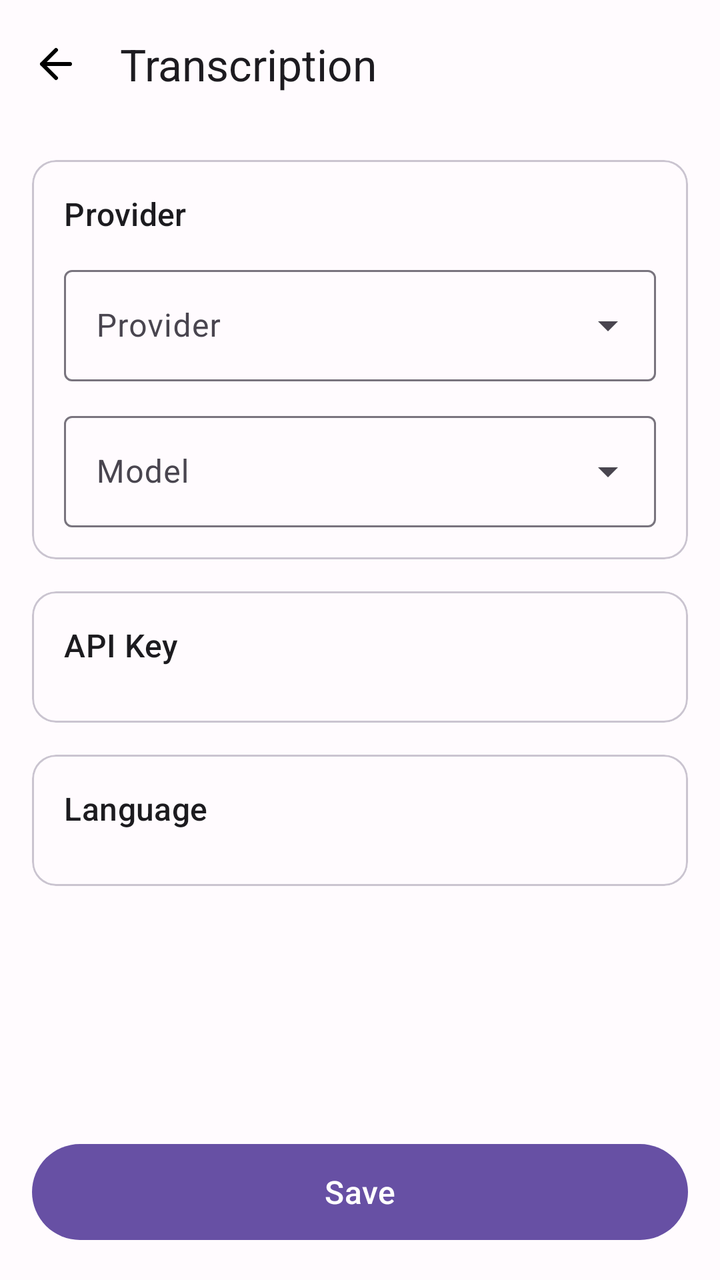
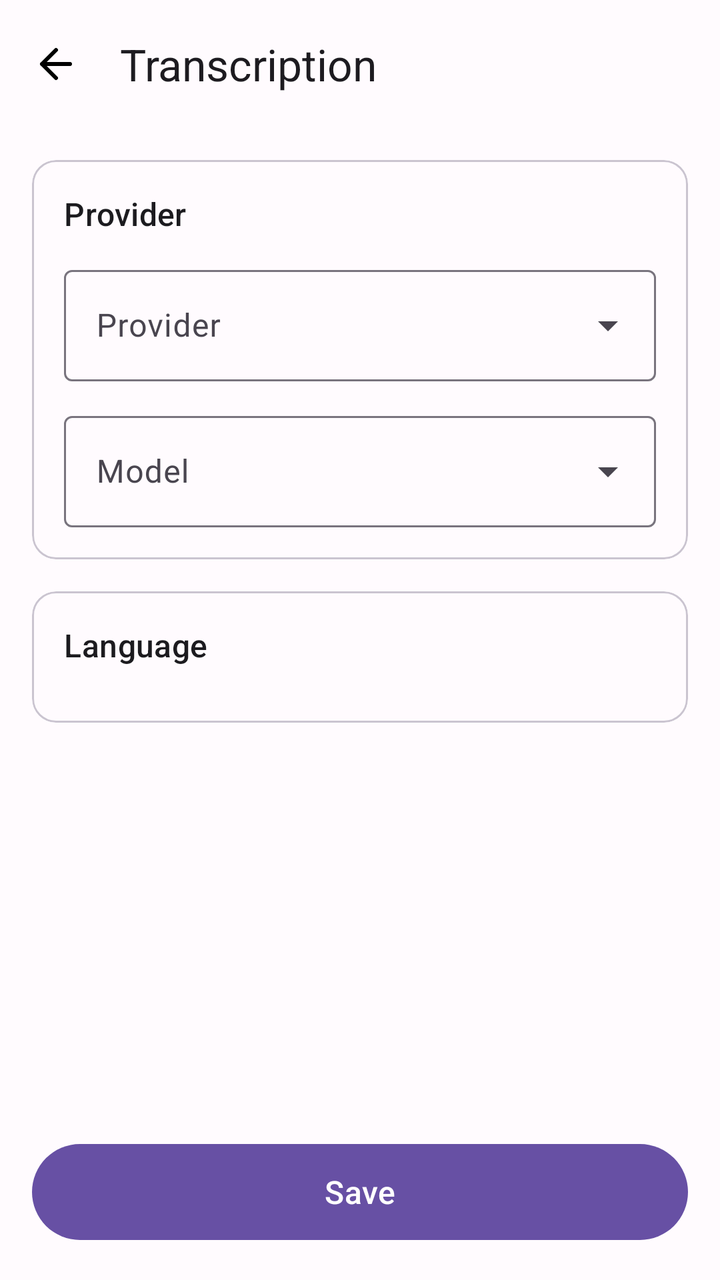

The first picture is an Android layout as it rendered before a commit; the second is the same layout after the commit. The layout source and the unified diff follow.
<!-- AndroidManifest.xml: activity theme Theme.TinyDictation -->
<!-- res/layout/activity_transcription_settings.xml -->
<?xml version="1.0" encoding="utf-8"?>
<androidx.coordinatorlayout.widget.CoordinatorLayout xmlns:android="http://schemas.android.com/apk/res/android"
    xmlns:app="http://schemas.android.com/apk/res-auto"
    xmlns:tools="http://schemas.android.com/tools"
    android:layout_width="match_parent"
    android:layout_height="match_parent"
    android:fitsSystemWindows="true"
    tools:context=".settings.TranscriptionSettingsActivity">

    <com.google.android.material.appbar.AppBarLayout
        android:layout_width="match_parent"
        android:layout_height="wrap_content"
        android:fitsSystemWindows="true">

        <com.google.android.material.appbar.MaterialToolbar
            android:id="@+id/toolbar"
            android:layout_width="match_parent"
            android:layout_height="?attr/actionBarSize"
            app:navigationIcon="@drawable/ic_arrow_back"
            app:title="Transcription" />

    </com.google.android.material.appbar.AppBarLayout>

    <androidx.core.widget.NestedScrollView
        android:layout_width="match_parent"
        android:layout_height="match_parent"
        android:paddingBottom="72dp"
        android:clipToPadding="false"
        app:layout_behavior="@string/appbar_scrolling_view_behavior">

        <LinearLayout
            android:layout_width="match_parent"
            android:layout_height="wrap_content"
            android:orientation="vertical"
            android:padding="16dp">

            
            <com.google.android.material.card.MaterialCardView
                android:layout_width="match_parent"
                android:layout_height="wrap_content"
                android:layout_marginBottom="16dp"
                app:cardBackgroundColor="?attr/colorSurface"
                app:cardElevation="0dp"
                style="@style/Widget.Material3.CardView.Outlined">

                <LinearLayout
                    android:layout_width="match_parent"
                    android:layout_height="wrap_content"
                    android:orientation="vertical"
                    android:padding="16dp">

                    <TextView
                        android:layout_width="wrap_content"
                        android:layout_height="wrap_content"
                        android:layout_marginBottom="12dp"
                        android:text="Provider"
                        android:textAppearance="?attr/textAppearanceTitleMedium"
                        android:textColor="?attr/colorOnSurface" />

                    
                    <com.google.android.material.textfield.TextInputLayout
                        android:id="@+id/tilProvider"
                        android:layout_width="match_parent"
                        android:layout_height="wrap_content"
                        android:hint="Provider"
                        style="@style/Widget.Material3.TextInputLayout.OutlinedBox.ExposedDropdownMenu">

                        <AutoCompleteTextView
                            android:id="@+id/actvProvider"
                            android:layout_width="match_parent"
                            android:layout_height="wrap_content"
                            android:inputType="none" />

                    </com.google.android.material.textfield.TextInputLayout>

                    
                    <com.google.android.material.textfield.TextInputLayout
                        android:id="@+id/tilModel"
                        android:layout_width="match_parent"
                        android:layout_height="wrap_content"
                        android:layout_marginTop="12dp"
                        android:hint="Model"
                        style="@style/Widget.Material3.TextInputLayout.OutlinedBox.ExposedDropdownMenu">

                        <AutoCompleteTextView
                            android:id="@+id/actvModel"
                            android:layout_width="match_parent"
                            android:layout_height="wrap_content"
                            android:inputType="none" />

                    </com.google.android.material.textfield.TextInputLayout>

                </LinearLayout>

            </com.google.android.material.card.MaterialCardView>

            
            <com.google.android.material.card.MaterialCardView
                android:id="@+id/cardApiKeys"
                android:layout_width="match_parent"
                android:layout_height="wrap_content"
                android:layout_marginBottom="16dp"
                app:cardBackgroundColor="?attr/colorSurface"
                app:cardElevation="0dp"
                style="@style/Widget.Material3.CardView.Outlined">

                <LinearLayout
                    android:layout_width="match_parent"
                    android:layout_height="wrap_content"
                    android:orientation="vertical"
                    android:padding="16dp">

                    <TextView
                        android:layout_width="wrap_content"
                        android:layout_height="wrap_content"
                        android:layout_marginBottom="12dp"
                        android:text="API Key"
                        android:textAppearance="?attr/textAppearanceTitleMedium"
                        android:textColor="?attr/colorOnSurface" />

                    
                    <com.google.android.material.textfield.TextInputLayout
                        android:id="@+id/tilApiKey"
                        android:layout_width="match_parent"
                        android:layout_height="wrap_content"
                        android:hint="Deepgram API Key"
                        android:visibility="gone"
                        app:endIconMode="password_toggle"
                        style="@style/Widget.Material3.TextInputLayout.OutlinedBox">

                        <com.google.android.material.textfield.TextInputEditText
                            android:id="@+id/etApiKey"
                            android:layout_width="match_parent"
                            android:layout_height="wrap_content"
                            android:inputType="textPassword"
                            android:maxLines="1" />

                    </com.google.android.material.textfield.TextInputLayout>

                </LinearLayout>

            </com.google.android.material.card.MaterialCardView>

            
            <com.google.android.material.card.MaterialCardView
                android:layout_width="match_parent"
                android:layout_height="wrap_content"
                android:layout_marginBottom="16dp"
                app:cardBackgroundColor="?attr/colorSurface"
                app:cardElevation="0dp"
                style="@style/Widget.Material3.CardView.Outlined">

                <LinearLayout
                    android:layout_width="match_parent"
                    android:layout_height="wrap_content"
                    android:orientation="vertical"
                    android:padding="16dp">

                    <TextView
                        android:layout_width="wrap_content"
                        android:layout_height="wrap_content"
                        android:layout_marginBottom="12dp"
                        android:text="Language"
                        android:textAppearance="?attr/textAppearanceTitleMedium"
                        android:textColor="?attr/colorOnSurface" />

                    
                    <LinearLayout
                        android:id="@+id/layoutAutoDetect"
                        android:layout_width="match_parent"
                        android:layout_height="wrap_content"
                        android:orientation="horizontal"
                        android:gravity="center_vertical"
                        android:paddingVertical="8dp"
                        android:visibility="gone">

                        <LinearLayout
                            android:layout_width="0dp"
                            android:layout_height="wrap_content"
                            android:layout_weight="1"
                            android:orientation="vertical"
                            android:layout_marginEnd="16dp">

                            <TextView
                                android:layout_width="wrap_content"
                                android:layout_height="wrap_content"
                                android:text="Auto-detect language"
                                android:textAppearance="?attr/textAppearanceBodyLarge"
                                android:textColor="?attr/colorOnSurface" />

                            <TextView
                                android:layout_width="wrap_content"
                                android:layout_height="wrap_content"
                                android:layout_marginTop="2dp"
                                android:text="Let the model detect the language"
                                android:textAppearance="?attr/textAppearanceBodySmall"
                                android:textColor="?attr/colorOnSurfaceVariant" />

                        </LinearLayout>

                        <com.google.android.material.materialswitch.MaterialSwitch
                            android:id="@+id/switchAutoDetect"
                            android:layout_width="wrap_content"
                            android:layout_height="wrap_content" />

                    </LinearLayout>

                </LinearLayout>

            </com.google.android.material.card.MaterialCardView>

            
            <com.google.android.material.card.MaterialCardView
                android:id="@+id/cardFallback"
                android:layout_width="match_parent"
                android:layout_height="wrap_content"
                android:layout_marginBottom="16dp"
                android:visibility="gone"
                app:cardBackgroundColor="?attr/colorSurface"
                app:cardElevation="0dp"
                style="@style/Widget.Material3.CardView.Outlined">

                <LinearLayout
                    android:layout_width="match_parent"
                    android:layout_height="wrap_content"
                    android:orientation="vertical"
                    android:padding="16dp">

                    <TextView
                        android:layout_width="wrap_content"
                        android:layout_height="wrap_content"
                        android:layout_marginBottom="12dp"
                        android:text="Offline Fallback"
                        android:textAppearance="?attr/textAppearanceTitleMedium"
                        android:textColor="?attr/colorOnSurface" />

                    
                    <LinearLayout
                        android:layout_width="match_parent"
                        android:layout_height="wrap_content"
                        android:orientation="horizontal"
                        android:gravity="center_vertical"
                        android:paddingVertical="8dp">

                        <LinearLayout
                            android:layout_width="0dp"
                            android:layout_height="wrap_content"
                            android:layout_weight="1"
                            android:orientation="vertical"
                            android:layout_marginEnd="16dp">

                            <TextView
                                android:layout_width="wrap_content"
                                android:layout_height="wrap_content"
                                android:text="Fallback to offline"
                                android:textAppearance="?attr/textAppearanceBodyLarge"
                                android:textColor="?attr/colorOnSurface" />

                            <TextView
                                android:layout_width="wrap_content"
                                android:layout_height="wrap_content"
                                android:layout_marginTop="2dp"
                                android:text="Use offline engine when no internet"
                                android:textAppearance="?attr/textAppearanceBodySmall"
                                android:textColor="?attr/colorOnSurfaceVariant" />

                        </LinearLayout>

                        <com.google.android.material.materialswitch.MaterialSwitch
                            android:id="@+id/switchAutoFallback"
                            android:layout_width="wrap_content"
                            android:layout_height="wrap_content"
                            android:checked="true" />

                    </LinearLayout>

                    
                    <LinearLayout
                        android:id="@+id/layoutFallbackModel"
                        android:layout_width="match_parent"
                        android:layout_height="wrap_content"
                        android:orientation="vertical"
                        android:layout_marginTop="12dp"
                        android:visibility="gone">

                        <TextView
                            android:layout_width="wrap_content"
                            android:layout_height="wrap_content"
                            android:text="Fallback model"
                            android:textAppearance="?attr/textAppearanceBodyMedium"
                            android:textColor="?attr/colorOnSurfaceVariant" />

                        <Spinner
                            android:id="@+id/spinnerFallbackModel"
                            android:layout_width="match_parent"
                            android:layout_height="48dp"
                            android:layout_marginTop="4dp"
                            android:background="@drawable/spinner_background"
                            android:popupBackground="?attr/colorSurface" />

                        <TextView
                            android:id="@+id/tvFallbackModelNote"
                            android:layout_width="wrap_content"
                            android:layout_height="wrap_content"
                            android:layout_marginTop="4dp"
                            android:text="Whisper models auto-detect language"
                            android:textAppearance="?attr/textAppearanceBodySmall"
                            android:textColor="?attr/colorOnSurfaceVariant"
                            android:visibility="gone" />

                    </LinearLayout>

                </LinearLayout>

            </com.google.android.material.card.MaterialCardView>

        </LinearLayout>

    </androidx.core.widget.NestedScrollView>

    
    <com.google.android.material.button.MaterialButton
        android:id="@+id/btnSave"
        android:layout_width="match_parent"
        android:layout_height="56dp"
        android:layout_gravity="bottom"
        android:layout_margin="16dp"
        android:text="@string/save_settings"
        android:textAppearance="?attr/textAppearanceTitleMedium"
        style="@style/Widget.Material3.Button" />

</androidx.coordinatorlayout.widget.CoordinatorLayout>
<!-- resources referenced by this layout -->
<resources>
  <!-- drawable ic_arrow_back (drawable) -->
  <?xml version="1.0" encoding="utf-8"?>
  <vector xmlns:android="http://schemas.android.com/apk/res/android"
      android:width="24dp"
      android:height="24dp"
      android:viewportWidth="24"
      android:viewportHeight="24">
      
      <path
          android:pathData="M19,12H5M5,12L12,19M5,12L12,5"
          android:strokeWidth="2"
          android:strokeColor="#000000"
          android:strokeLineCap="round"
          android:strokeLineJoin="round"
          android:fillColor="@android:color/transparent" />
  </vector>
  <!-- drawable spinner_background (drawable) -->
  <?xml version="1.0" encoding="utf-8"?>
  <shape xmlns:android="http://schemas.android.com/apk/res/android"
      android:shape="rectangle">
      <solid android:color="?attr/colorSurfaceVariant" />
      <corners android:radius="8dp" />
      <stroke
          android:width="1dp"
          android:color="?attr/colorOutline" />
      <padding
          android:left="12dp"
          android:top="8dp"
          android:right="12dp"
          android:bottom="8dp" />
  </shape>
  <string name="save_settings">Save</string>
  <style name="Theme.TinyDictation" parent="Theme.Material3.DayNight.NoActionBar">
          
          <item name="materialButtonStyle">@style/SquareButton</item>
  
          
          <item name="colorPrimary">@color/primary</item>
          <item name="colorPrimaryContainer">@color/primary_container</item>
          <item name="colorOnPrimary">@color/on_primary</item>
  
          
          <item name="colorSecondary">@color/secondary</item>
          <item name="colorSecondaryContainer">@color/secondary_container</item>
          <item name="colorOnSecondary">@color/on_secondary</item>
  
          
          <item name="colorError">@color/error</item>
          <item name="colorOnError">@color/on_error</item>
  
          
          <item name="colorSurface">@color/surface</item>
          <item name="colorOnSurface">@color/on_surface</item>
          <item name="colorSurfaceVariant">@color/surface_variant</item>
          <item name="colorOnSurfaceVariant">@color/on_surface_variant</item>
  
          
          <item name="android:colorBackground">@color/surface</item>
          <item name="colorOnBackground">@color/on_surface</item>
  
          
          <item name="colorOutline">@color/outline</item>
  
          
          <item name="android:statusBarColor">@android:color/transparent</item>
          <item name="android:navigationBarColor">@android:color/transparent</item>
  
          
          <item name="android:windowBackground">@color/surface</item>
      </style>
  <style name="SquareButton" parent="Widget.Material3.Button">
          <item name="shapeAppearance">@style/SquareShape</item>
          <item name="android:insetTop">0dp</item>
          <item name="android:insetBottom">0dp</item>
      </style>
  <color name="primary">#6750A4</color>
  <color name="primary_container">#EADDFF</color>
  <color name="on_primary">#FFFFFF</color>
  <color name="secondary">#625B71</color>
  <color name="secondary_container">#E8DEF8</color>
  <color name="on_secondary">#FFFFFF</color>
  <color name="error">#B3261E</color>
  <color name="on_error">#FFFFFF</color>
  <color name="surface">#FFFBFE</color>
  <color name="on_surface">#1C1B1F</color>
  <color name="surface_variant">#F3EDF7</color>
  <color name="on_surface_variant">#49454F</color>
  <color name="outline">#79747E</color>
  <style name="SquareShape" parent="">
          <item name="cornerSize">0dp</item>
      </style>
</resources>

<!-- the commit's change to res/layout/activity_transcription_settings.xml (unified diff, before → after) -->
@@ -87,53 +87,6 @@
                             android:layout_width="match_parent"
                             android:layout_height="wrap_content"
                             android:inputType="none" />
-
-                    </com.google.android.material.textfield.TextInputLayout>
-
-                </LinearLayout>
-
-            </com.google.android.material.card.MaterialCardView>
-
-            
-            <com.google.android.material.card.MaterialCardView
-                android:id="@+id/cardApiKeys"
-                android:layout_width="match_parent"
-                android:layout_height="wrap_content"
-                android:layout_marginBottom="16dp"
-                app:cardBackgroundColor="?attr/colorSurface"
-                app:cardElevation="0dp"
-                style="@style/Widget.Material3.CardView.Outlined">
-
-                <LinearLayout
-                    android:layout_width="match_parent"
-                    android:layout_height="wrap_content"
-                    android:orientation="vertical"
-                    android:padding="16dp">
-
-                    <TextView
-                        android:layout_width="wrap_content"
-                        android:layout_height="wrap_content"
-                        android:layout_marginBottom="12dp"
-                        android:text="API Key"
-                        android:textAppearance="?attr/textAppearanceTitleMedium"
-                        android:textColor="?attr/colorOnSurface" />
-
-                    
-                    <com.google.android.material.textfield.TextInputLayout
-                        android:id="@+id/tilApiKey"
-                        android:layout_width="match_parent"
-                        android:layout_height="wrap_content"
-                        android:hint="Deepgram API Key"
-                        android:visibility="gone"
-                        app:endIconMode="password_toggle"
-                        style="@style/Widget.Material3.TextInputLayout.OutlinedBox">
-
-                        <com.google.android.material.textfield.TextInputEditText
-                            android:id="@+id/etApiKey"
-                            android:layout_width="match_parent"
-                            android:layout_height="wrap_content"
-                            android:inputType="textPassword"
-                            android:maxLines="1" />
 
                     </com.google.android.material.textfield.TextInputLayout>
 
